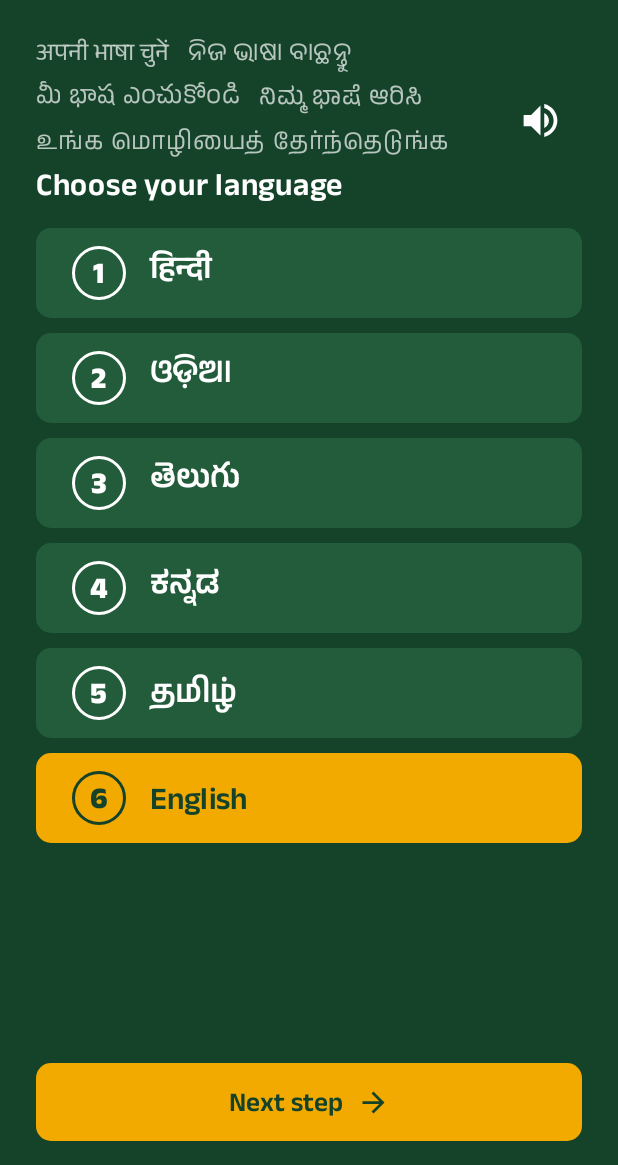
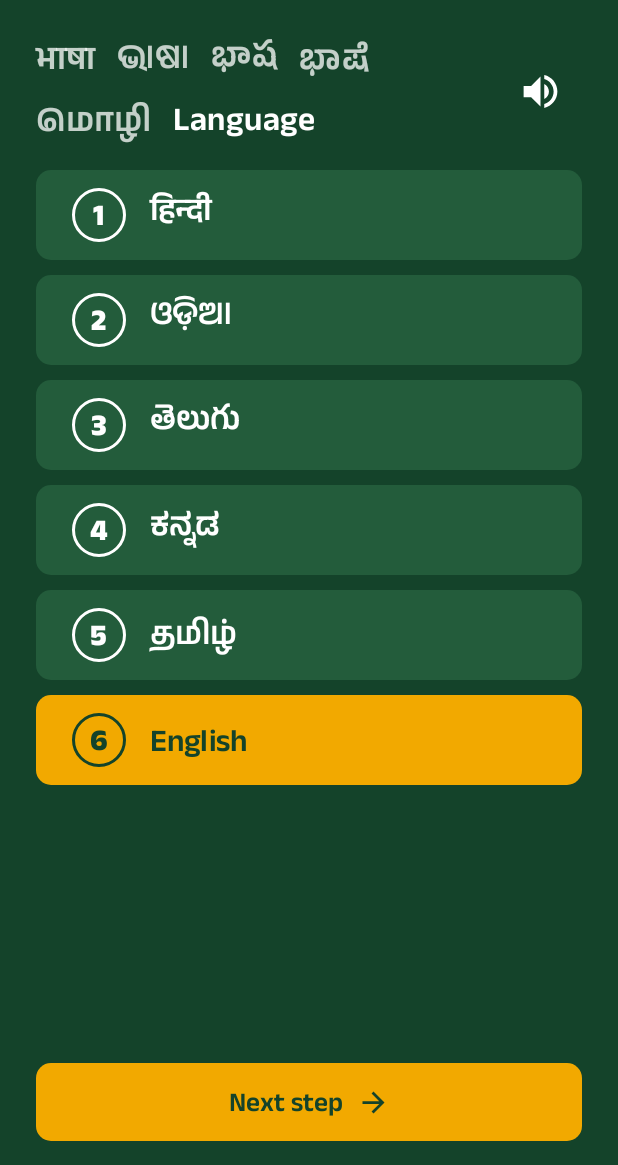
Before and after one commit to AcxelinLabs/hisaabshathi, an Android app built with Jetpack Compose: the screen it shows after launch (MainActivity), on a phone screen of 412 x 824 dp, the part 71-1236 px from its top. Run offline under Robolectric (Android 15) with nearby library versions, the phone set to English and light mode, and no system bars; our stand-ins replace Room's generated code; libraries missing offline, so code that uses them is left out: androidx.camera.core, androidx.camera.lifecycle, androidx.camera.view, com.google.mlkit.vision, com.k2fsa.sherpa and 1 more; pictures from the network do not load; 6 statements that could not run were skipped.

Commit message:
Setup: one word per language on the first screen, a short PIN question
The language screen showed six full sentences beside the speaker, wrapping
badly; now it shows "language" in each script, and the voice says the rest.
The PIN heading is now "पिन कोड पता है?" with "if not, that's fine" below it;
the voice still says the full sentence.

```diff
--- a/android/app/src/main/kotlin/com/acxelin/hisaabsaathi/ui/OnboardingScreens.kt
+++ b/android/app/src/main/kotlin/com/acxelin/hisaabsaathi/ui/OnboardingScreens.kt
@@ -281,12 +281,13 @@ fun Onboarding(vm: AppViewModel, settings: Settings, s: Strings) {
                 Step.LANGUAGE -> {
                     // The question in every language, each in its own script: readable before any
                     // choice. The voice says it too: "हिंदी के लिए एक दबाइए … For English, press six".
+                    // One word, "language", in each script: short enough to read at a glance. The
+                    // whole question is said aloud.
                     Row(verticalAlignment = Alignment.CenterVertically) {
-                        FlowRow(Modifier.weight(1f), horizontalArrangement = Arrangement.spacedBy(12.dp), verticalArrangement = Arrangement.spacedBy(2.dp)) {
+                        FlowRow(Modifier.weight(1f), horizontalArrangement = Arrangement.spacedBy(14.dp), verticalArrangement = Arrangement.spacedBy(4.dp)) {
                             Lang.entries.forEach { l ->
-                                val on = l == settings.lang
-                                Text(Strings(l).chooseLanguage, fontFamily = fontFor(l), fontSize = if (on) 21.sp else 16.sp,
-                                    fontWeight = if (on) FontWeight.SemiBold else FontWeight.Normal, color = if (on) Color.White else Color.White.copy(alpha = 0.7f))
+                                Text(languageWord(l), fontFamily = fontFor(l), fontSize = 22.sp, fontWeight = FontWeight.SemiBold,
+                                    color = if (l == settings.lang) Color.White else Color.White.copy(alpha = 0.75f))
                             }
                         }
                         IconButton(onClick = { vm.playLanguageMenu() }, modifier = Modifier.size(56.dp)) {
@@ -314,8 +315,13 @@ fun Onboarding(vm: AppViewModel, settings: Settings, s: Strings) {
                     if (qrFailed) Text(s.aadhaarFailed, fontSize = 16.sp, color = Red)
                 }
                 Step.PLACE -> {
-                    Question(prompt(step, where, s)!!.second) { ask() }
-                    if (where == Where.ASK) Text(s.addressWhy, fontSize = 17.sp, color = InkSoft, lineHeight = 23.sp)
+                    // On screen, the question in a few words; the voice says it in full.
+                    Question(if (where == Where.PIN) s.qPinShort else prompt(step, where, s)!!.second) { ask() }
+                    when (where) {
+                        Where.ASK -> Text(s.addressWhy, fontSize = 17.sp, color = InkSoft, lineHeight = 23.sp)
+                        Where.PIN -> Text(s.pinNotNeeded, fontSize = 17.sp, color = InkSoft, lineHeight = 23.sp)
+                        else -> Unit
+                    }
                     MicAnswer(vm, s, canHear, answer(step, where), then, typeHint = where !in setOf(Where.ASK, Where.LOCATION))
                     when (where) {
                         Where.ASK -> YesNo(s.yes, s.no, onYes = { goWhere(Where.LOCATION) }, onNo = { finish() })
@@ -397,6 +403,16 @@ private fun SetupButtons(
             Spacer(Modifier.weight(1f))
         }
     }
+}
+
+/** "Language" in each language's own script, for the first screen. */
+private fun languageWord(l: Lang): String = when (l) {
+    Lang.HI -> "भाषा"
+    Lang.OR -> "ଭାଷା"
+    Lang.TE -> "భాష"
+    Lang.KN -> "ಭಾಷೆ"
+    Lang.TA -> "மொழி"
+    Lang.EN -> "Language"
 }
 
 /** Two equal answers to a yes-or-no question, the yes in marigold. */
--- a/android/core/src/main/kotlin/com/acxelin/hisaabsaathi/core/Strings.kt
+++ b/android/core/src/main/kotlin/com/acxelin/hisaabsaathi/core/Strings.kt
@@ -182,6 +182,8 @@ class Strings(val lang: Lang) {
         "ପିନ୍ କୋଡ୍ ଜାଣିଥିଲେ କୁହନ୍ତୁ। ନ ଜାଣିଲେ କିଛି ଅସୁବିଧା ନାହିଁ।",
         "If you know your PIN code, say it. If not, that's fine.",
     )
+    val qPinShort get() = t("पिन कोड पता है?", "ପିନ୍ କୋଡ୍ ଜାଣିଛନ୍ତି କି?", "Do you know your PIN code?")
+    val pinNotNeeded get() = t("नहीं पता, तो कोई बात नहीं।", "ନ ଜାଣିଲେ କିଛି ଅସୁବିଧା ନାହିଁ।", "If not, that's fine.")
     val dontKnow get() = t("पता नहीं", "ଜାଣିନି", "I don't know")
     fun foundPlace(place: String): String = tp("मिल गया: $place", "ମିଳିଗଲା: $place", "Found it: $place", "Found it: {0}", place)
     val placeNotFoundAsk get() = t(
--- a/android/core/src/main/kotlin/com/acxelin/hisaabsaathi/core/i18n/Kn.kt
+++ b/android/core/src/main/kotlin/com/acxelin/hisaabsaathi/core/i18n/Kn.kt
@@ -316,6 +316,8 @@ internal object Kn {
         "{0} taken {1}. " to "{0} ತೆಗೆದುಕೊಂಡಿರಿ {1}. ",
         "{0} repayment" to "{0} ಕಂತು",
         "House" to "ಮನೆ",
+        "Do you know your PIN code?" to "ಪಿನ್ ಕೋಡ್ ಗೊತ್ತಾ?",
+        "If not, that's fine." to "ಗೊತ್ತಿಲ್ಲದಿದ್ದರೆ ಪರವಾಗಿಲ್ಲ.",
     )
 
     /** Number words in the NumberWords table format: "value=word|variant; value=word". */
--- a/android/core/src/main/kotlin/com/acxelin/hisaabsaathi/core/i18n/Ta.kt
+++ b/android/core/src/main/kotlin/com/acxelin/hisaabsaathi/core/i18n/Ta.kt
@@ -304,6 +304,8 @@ internal object Ta {
         "{0} taken {1}. " to "{0} வாங்கினீர்கள் {1}. ",
         "{0} repayment" to "{0} தவணை",
         "House" to "வீட்டுக்",
+        "Do you know your PIN code?" to "பின் கோடு தெரியுமா?",
+        "If not, that's fine." to "தெரியாவிட்டால் பரவாயில்லை.",
     )
 
     /** Number words in the NumberWords table format: "value=word|variant; value=word". */
--- a/android/core/src/main/kotlin/com/acxelin/hisaabsaathi/core/i18n/Te.kt
+++ b/android/core/src/main/kotlin/com/acxelin/hisaabsaathi/core/i18n/Te.kt
@@ -318,6 +318,8 @@ internal object Te {
         "{0} taken {1}. " to "{0} తీసుకున్నారు {1}. ",
         "{0} repayment" to "{0} కిస్తీ",
         "House" to "ఇంటి",
+        "Do you know your PIN code?" to "పిన్ కోడ్ తెలుసా?",
+        "If not, that's fine." to "తెలియకపోతే పర్వాలేదు.",
     )
 
     /** Number words in the NumberWords table format: "value=word|variant; value=word". */
```
Also changed, not shown: 1 other file.
